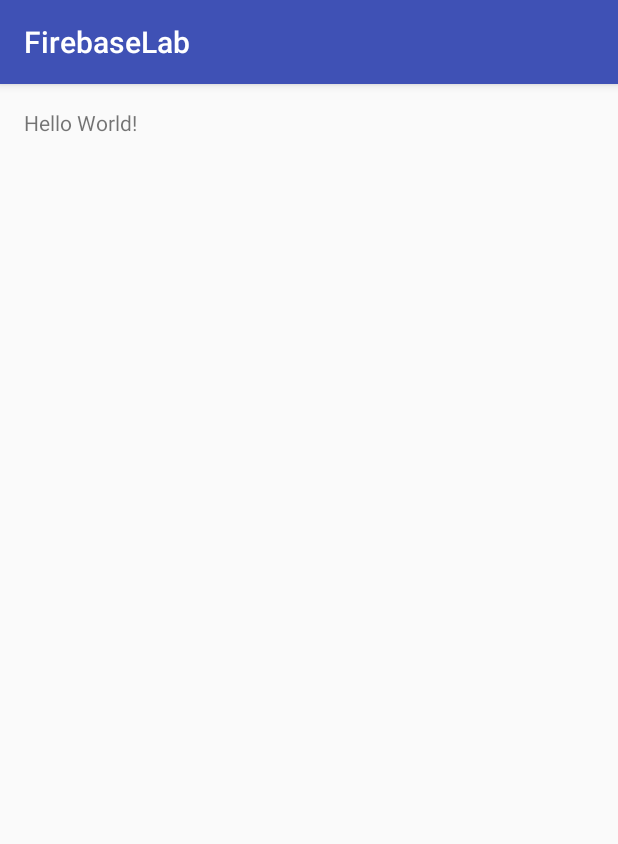
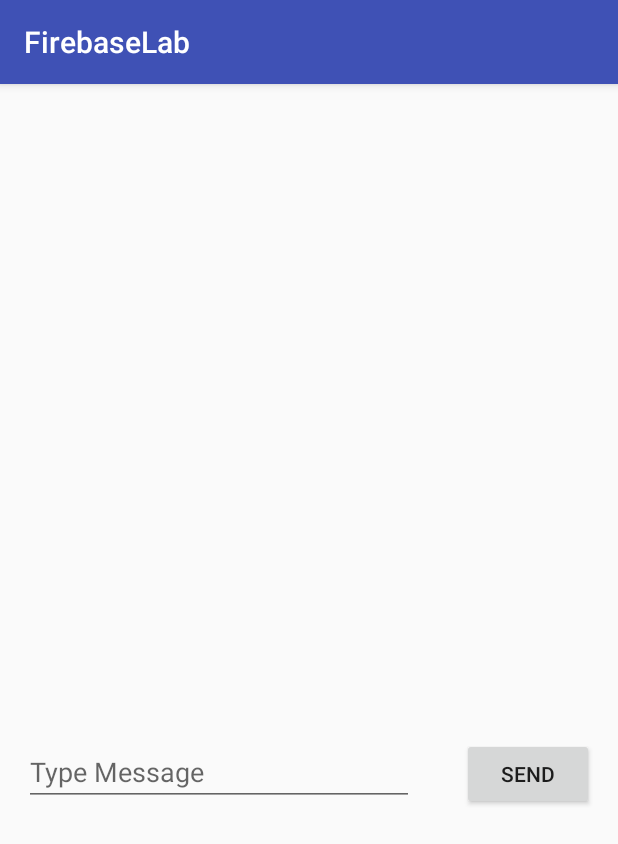
Before and after one commit to ga-adi-macaron/firebase-lab, an Android app: the screen it shows after launch (MainActivity), on a phone screen of 412 x 824 dp. Shown: the top 844 px of the screen. Run offline under Robolectric (Android 15) with nearby library versions, the phone set to English and light mode, and no system bars; our stand-ins replace Firebase (no records; nobody signed in at launch, a user with empty details on screens opened directly); 1 statement that could not run was skipped.

Commit message:
Colin & Dave Firebase Lab

```diff
--- a/MyApplication2/app/src/main/AndroidManifest.xml
+++ b/MyApplication2/app/src/main/AndroidManifest.xml
@@ -1,14 +1,14 @@
 <?xml version="1.0" encoding="utf-8"?>
 <manifest xmlns:android="http://schemas.android.com/apk/res/android"
-    package="com.colinbradley.firebaselab" >
+    package="com.colinbradley.firebaselab">
 
     <application
         android:allowBackup="true"
         android:icon="@mipmap/ic_launcher"
         android:label="@string/app_name"
         android:supportsRtl="true"
-        android:theme="@style/AppTheme" >
-        <activity android:name=".MainActivity" >
+        android:theme="@style/AppTheme">
+        <activity android:name=".MainActivity">
             <intent-filter>
                 <action android:name="android.intent.action.MAIN" />
 
--- a/MyApplication2/app/src/main/java/com/colinbradley/firebaselab/MainActivity.java
+++ b/MyApplication2/app/src/main/java/com/colinbradley/firebaselab/MainActivity.java
@@ -1,13 +1,64 @@
 package com.colinbradley.firebaselab;
 
+import android.os.Bundle;
 import android.support.v7.app.AppCompatActivity;
-import android.os.Bundle;
+import android.support.v7.widget.LinearLayoutManager;
+import android.support.v7.widget.RecyclerView;
+import android.view.View;
+import android.widget.Button;
+import android.widget.EditText;
+import android.widget.Toast;
+
+import com.firebase.ui.database.FirebaseRecyclerAdapter;
+import com.google.firebase.database.DatabaseReference;
+import com.google.firebase.database.FirebaseDatabase;
+
+import java.util.Random;
 
 public class MainActivity extends AppCompatActivity {
+    FirebaseRecyclerAdapter mAdapter;
+    RecyclerView mRV;
+    String mUsername;
+    Button mSendButton;
+    EditText mEditText;
+
 
     @Override
     protected void onCreate(Bundle savedInstanceState) {
         super.onCreate(savedInstanceState);
         setContentView(R.layout.activity_main);
+        mEditText = (EditText) findViewById(R.id.edit_text);
+        mSendButton = (Button)findViewById(R.id.submit);
+
+        Random random = new Random();
+        mUsername = "User" +  random.nextInt(999);
+
+        FirebaseDatabase database = FirebaseDatabase.getInstance();
+        final DatabaseReference myRef = database.getReference("message");
+
+        mRV = (RecyclerView)findViewById(R.id.recycler);
+        mRV.setLayoutManager(new LinearLayoutManager(this,LinearLayoutManager.VERTICAL,false));
+        mAdapter = new FirebaseRecyclerAdapter<ChatMessage, Holder>(ChatMessage.class, R.layout.item_layout, Holder.class, myRef) {
+
+            @Override
+            protected void populateViewHolder(Holder viewHolder, ChatMessage model, int position) {
+                viewHolder.setName(model.getName());
+                viewHolder.setBody(model.getBody());
+            }
+        };
+        mRV.setAdapter(mAdapter);
+
+        mSendButton.setOnClickListener(new View.OnClickListener() {
+            @Override
+            public void onClick(View view) {
+                if (!mEditText.equals("")) {
+                    myRef.push().setValue(new ChatMessage(mUsername, mEditText.getText().toString()));
+                    mEditText.setText("");
+                }else {
+                    Toast.makeText(MainActivity.this, "Please Enter a Message", Toast.LENGTH_SHORT).show();
+                }
+            }
+        });
+
     }
 }
--- a/MyApplication2/app/src/main/res/layout/activity_main.xml
+++ b/MyApplication2/app/src/main/res/layout/activity_main.xml
@@ -1,18 +1,33 @@
 <?xml version="1.0" encoding="utf-8"?>
-<RelativeLayout
-    xmlns:android="http://schemas.android.com/apk/res/android"
+<RelativeLayout xmlns:android="http://schemas.android.com/apk/res/android"
     xmlns:tools="http://schemas.android.com/tools"
     android:id="@+id/activity_main"
     android:layout_width="match_parent"
     android:layout_height="match_parent"
+    android:paddingBottom="@dimen/activity_vertical_margin"
     android:paddingLeft="@dimen/activity_horizontal_margin"
     android:paddingRight="@dimen/activity_horizontal_margin"
     android:paddingTop="@dimen/activity_vertical_margin"
-    android:paddingBottom="@dimen/activity_vertical_margin"
+    android:orientation="vertical"
     tools:context="com.colinbradley.firebaselab.MainActivity">
 
-    <TextView
+    <android.support.v7.widget.RecyclerView
+        android:id="@+id/recycler"
+        android:layout_width="match_parent"
+        android:layout_height="420sp" />
+
+    <EditText
+        android:id="@+id/edit_text"
+        android:layout_width="260sp"
+        android:layout_height="wrap_content"
+        android:hint="Type Message"
+        android:layout_below="@id/recycler" />
+
+    <Button
+        android:id="@+id/submit"
         android:layout_width="wrap_content"
         android:layout_height="wrap_content"
-        android:text="Hello World!" />
+        android:text="Send"
+        android:layout_below="@id/recycler"
+        android:layout_alignParentRight="true"/>
 </RelativeLayout>
--- a/MyApplication2/build.gradle
+++ b/MyApplication2/build.gradle
@@ -9,6 +9,7 @@ buildscript {
 
         // NOTE: Do not place your application dependencies here; they belong
         // in the individual module build.gradle files
+        classpath 'com.google.gms:google-services:3.0.0'
     }
 }
 
```
Also changed, not shown: MyApplication2/app/build.gradle (+8 -1 lines), MyApplication2/app/src/main/java/com/colinbradley/firebaselab/ChatMessage.java (added, +25 -0 lines), MyApplication2/app/src/main/java/com/colinbradley/firebaselab/Holder.java (added, +26 -0 lines), MyApplication2/app/src/main/res/layout/item_layout.xml (added, +17 -0 lines), 1 other file.
